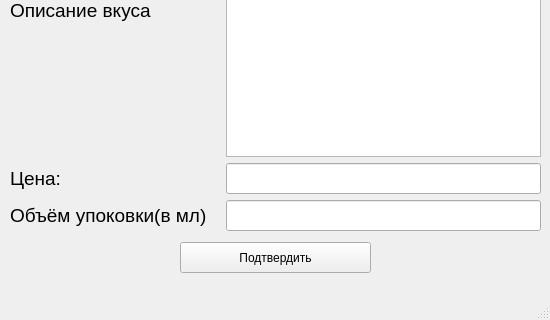
The window that addEditCoffeeForm.ui (Gogasmerter/coffee) describes before a commit, drawn with Qt 5; both pictures show x 0 to 550 and y 280 to 600 of the 550 by 600 pixel window.
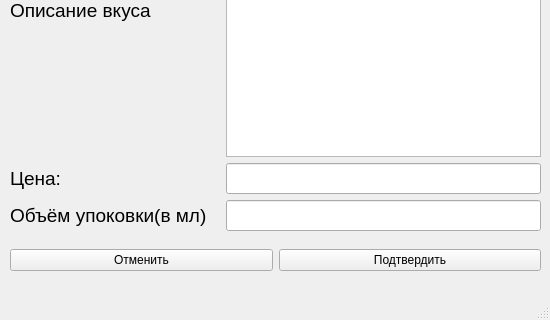
The same window after the commit.

```diff
--- a/addEditCoffeeForm.ui
+++ b/addEditCoffeeForm.ui
@@ -228,18 +228,31 @@
      <set>Qt::AlignCenter</set>
     </property>
    </widget>
-   <widget class="QPushButton" name="pushButton">
+   <widget class="QWidget" name="horizontalLayoutWidget">
     <property name="geometry">
      <rect>
-      <x>180</x>
-      <y>522</y>
-      <width>191</width>
-      <height>31</height>
+      <x>10</x>
+      <y>510</y>
+      <width>531</width>
+      <height>61</height>
      </rect>
     </property>
-    <property name="text">
-     <string>Подтвердить</string>
-    </property>
+    <layout class="QHBoxLayout" name="horizontalLayout_2">
+     <item>
+      <widget class="QPushButton" name="back_button">
+       <property name="text">
+        <string>Отменить</string>
+       </property>
+      </widget>
+     </item>
+     <item>
+      <widget class="QPushButton" name="pushButton">
+       <property name="text">
+        <string>Подтвердить</string>
+       </property>
+      </widget>
+     </item>
+    </layout>
    </widget>
   </widget>
   <widget class="QMenuBar" name="menubar">
```
Left out of the diff: 48 changed lines with no effect on the pictures.
